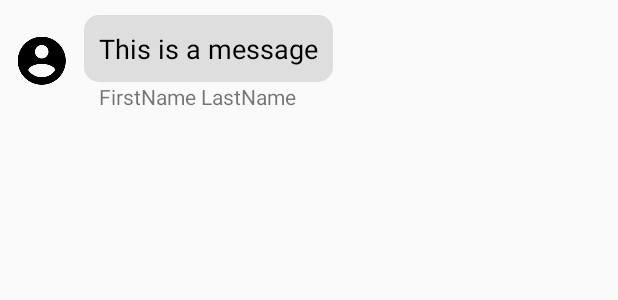
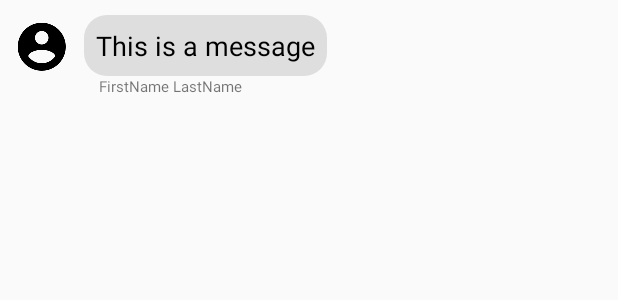
Before and after one commit to nickedchen/Grandfinder, an Android app: the layout message.xml on its own in the app's theme, with its tools: preview values and no code run, on a phone screen of 412 x 824 dp. Shown: the top 300 px of the screen. Run offline under Robolectric (Android 15) with nearby library versions, the phone set to English and light mode, and no system bars.

Commit message:
Conversation layout fix

```diff
--- a/app/src/main/java/com/google/firebase/codelab/grandfinder/MainActivity.kt
+++ b/app/src/main/java/com/google/firebase/codelab/grandfinder/MainActivity.kt
@@ -114,10 +114,15 @@ class MainActivity : AppCompatActivity() {
             binding.messageEditText.setText("")
         }
 
+
         // When the image button is clicked, launch the image picker
         binding.addMessageImageView.setOnClickListener {
             openDocument.launch(arrayOf("image/*"))
         }
+
+        //set title bar to show user name and profile photo
+        supportActionBar?.title = getUserName()
+        supportActionBar?.setDisplayShowHomeEnabled(true)
     }
 
     public override fun onStart() {
--- a/app/src/main/java/com/google/firebase/codelab/grandfinder/SignInActivity.kt
+++ b/app/src/main/java/com/google/firebase/codelab/grandfinder/SignInActivity.kt
@@ -64,12 +64,11 @@ class SignInActivity : AppCompatActivity() {
             val signInIntent = AuthUI.getInstance()
                 .createSignInIntentBuilder()
                 .setLogo(R.mipmap.ic_launcher)
-
                 .setAvailableProviders(listOf(
                     AuthUI.IdpConfig.EmailBuilder().build(),
                     AuthUI.IdpConfig.GoogleBuilder().build(),
                 ))
-                .setTheme(R.style.LoginTheme)
+                .setTheme(R.style.AppTheme)
                 .build()
 
             signIn.launch(signInIntent)
--- a/app/src/main/res/drawable/rounded_message_blue.xml
+++ b/app/src/main/res/drawable/rounded_message_blue.xml
@@ -1,5 +1,5 @@
 <?xml version="1.0" encoding="utf-8"?>
 <shape xmlns:android="http://schemas.android.com/apk/res/android">
-    <corners android:radius="10dp" />
+    <corners android:radius="15dp" />
     <solid android:color="@color/colorBlue" />
 </shape>
--- a/app/src/main/res/drawable/rounded_message_gray.xml
+++ b/app/src/main/res/drawable/rounded_message_gray.xml
@@ -1,5 +1,5 @@
 <?xml version="1.0" encoding="utf-8"?>
 <shape xmlns:android="http://schemas.android.com/apk/res/android">
-    <corners android:radius="10dp" />
+    <corners android:radius="15dp" />
     <solid android:color="@color/colorGray" />
 </shape>
--- a/app/src/main/res/layout/activity_main.xml
+++ b/app/src/main/res/layout/activity_main.xml
@@ -7,6 +7,8 @@
     tools:context="com.google.firebase.codelab.grandfinder.MainActivity">
 
     <LinearLayout
+
+        android:radius="10dp"
         android:id="@+id/linearLayout"
         android:layout_width="match_parent"
         android:layout_height="wrap_content"
--- a/app/src/main/res/layout/image_message.xml
+++ b/app/src/main/res/layout/image_message.xml
@@ -28,7 +28,7 @@
         android:textAppearance="?android:attr/textAppearanceSmall"
         app:layout_constraintStart_toStartOf="@id/messageImageView"
         app:layout_constraintTop_toBottomOf="@id/messageImageView"
-        tools:text="FirstName LastName" />
+        tools:text="FirstName LastName"/>
 
     <de.hdodenhof.circleimageview.CircleImageView
         android:id="@+id/messengerImageView"
--- a/app/src/main/res/layout/message.xml
+++ b/app/src/main/res/layout/message.xml
@@ -9,11 +9,11 @@
     <TextView
         android:id="@+id/messageTextView"
         android:layout_width="wrap_content"
-        android:maxWidth="250dp"
         android:layout_height="wrap_content"
         android:layout_marginStart="10dp"
-        android:padding="10dp"
         android:background="@drawable/rounded_message_gray"
+        android:maxWidth="250dp"
+        android:padding="8dp"
         android:textAppearance="?android:attr/textAppearanceMedium"
         android:textColor="@android:color/black"
         app:layout_constraintStart_toEndOf="@id/messengerImageView"
@@ -26,6 +26,7 @@
         android:layout_height="wrap_content"
         android:paddingHorizontal="10dp"
         android:textAppearance="?android:attr/textAppearanceSmall"
+        android:textSize="10sp"
         app:layout_constraintStart_toStartOf="@id/messageTextView"
         app:layout_constraintTop_toBottomOf="@id/messageTextView"
         tools:text="FirstName LastName" />
```
Also changed, not shown: app/src/main/res/drawable/edit_text_shadow.xml (+2 -7 lines).
